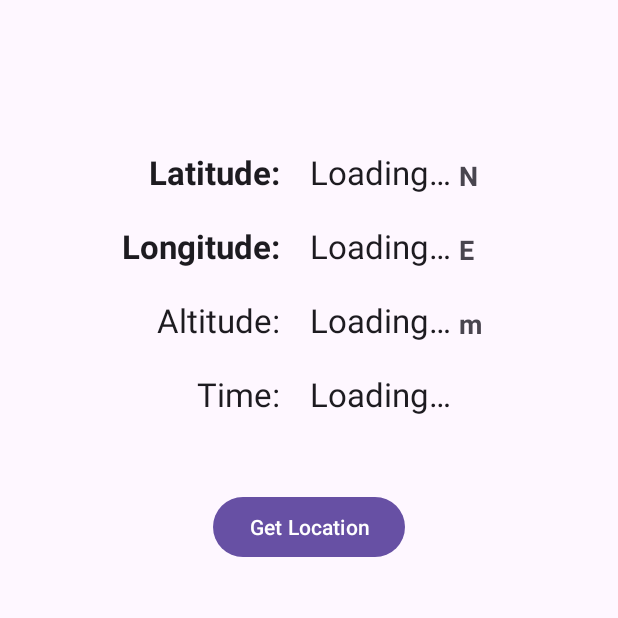
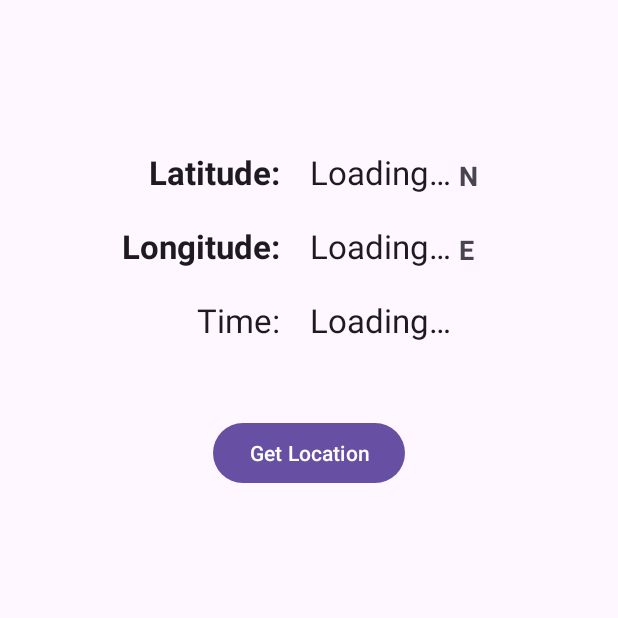
Before and after one commit to RITApragya/GPSTrackingUsingUNO, an Android app: the screen it shows after launch (MainActivity), after a tap on "Get Location", on a phone screen of 412 x 824 dp, the top half of it. Run offline under Robolectric (Android 15) with nearby library versions, the phone set to English and light mode, and no system bars; 2 statements that could not run were skipped.

Commit message:
initial commit here goes nothing

```diff
--- a/app/src/main/java/com/example/locationapp/model/CurrentLocationResponse.kt
+++ b/app/src/main/java/com/example/locationapp/model/CurrentLocationResponse.kt
@@ -7,15 +7,12 @@ data class CurrentLocationResponse(
 	@field:SerializedName("created_at")
 	val createdAt: String? = null,
 
-	@field:SerializedName("Latitude")
+	@field:SerializedName("latitude")
 	val latitude: String? = null,
 
 	@field:SerializedName("entry_id")
 	val entryId: Int? = null,
 
-	@field:SerializedName("Longitude")
-	val longitude: String? = null,
-
-	@field:SerializedName("Altitude")
-	val altitude: String? = null
+	@field:SerializedName("longitude")
+	val longitude: String? = null
 )
--- a/app/src/main/java/com/example/locationapp/networking/ApiConfig.kt
+++ b/app/src/main/java/com/example/locationapp/networking/ApiConfig.kt
@@ -21,7 +21,7 @@ class ApiConfig {
 
             // Retrofit
             val retrofit = Retrofit.Builder()
-                .baseUrl("https://api.thingspeak.com/channels/2521665/")
+                .baseUrl("https://api.thingspeak.com/channels/2536553/")
                 .addConverterFactory(GsonConverterFactory.create())
                 .client(client)
                 .build()
@@ -29,6 +29,6 @@ class ApiConfig {
             return retrofit.create(ApiService::class.java)
         }
 
-        const val API_KEY = "3FGVQBJJS9EVU2PQ"
+        const val API_KEY = "M6WM5NWRF4VU0SFM"
     }
 }
--- a/app/src/main/java/com/example/locationapp/view/MainActivity.kt
+++ b/app/src/main/java/com/example/locationapp/view/MainActivity.kt
@@ -19,7 +19,7 @@ class MainActivity : AppCompatActivity() {
 
     private lateinit var tvlat: TextView
     private lateinit var tvlong: TextView
-    private lateinit var tvele: TextView
+//    private lateinit var tvele: TextView
     private lateinit var tvtime: TextView
     private lateinit var butreq: Button
 //    val url = "https://api.thingspeak.com/channels/2521665/feeds/last.json"
@@ -40,7 +40,7 @@ class MainActivity : AppCompatActivity() {
 //        btnSend = findViewById(R.id.btn_send_request)
         tvlat = findViewById(R.id.latitudeVal)
         tvlong = findViewById(R.id.longitudeVal)
-        tvele = findViewById(R.id.altVal)
+//        tvele = findViewById(R.id.altVal)
         tvtime = findViewById(R.id.timeVal)
         butreq = findViewById(R.id.buttonreq)
 
@@ -58,7 +58,7 @@ class MainActivity : AppCompatActivity() {
             if (isLoading) {
                 tvlat.text = resources.getString(R.string.loading)
                 tvlong.text = resources.getString(R.string.loading)
-                tvele.text = resources.getString(R.string.loading)
+//                tvele.text = resources.getString(R.string.loading)
                 tvtime.text = resources.getString(R.string.loading)
             }
         }
@@ -70,7 +70,7 @@ class MainActivity : AppCompatActivity() {
                 tvlat.text = mainViewModel.errorMessage
                 tvlong.text = mainViewModel.errorMessage
                 tvtime.text = mainViewModel.errorMessage
-                tvele.text = mainViewModel.errorMessage
+//                tvele.text = mainViewModel.errorMessage
             }
         }
 
@@ -87,7 +87,7 @@ class MainActivity : AppCompatActivity() {
     private fun setResultText(locationData: CurrentLocationResponse) {
         val latText = StringBuilder("\n")
         val longText = StringBuilder("\n")
-        val eleText = StringBuilder("\n")
+//        val eleText = StringBuilder("\n")
         val timeText = StringBuilder("\n")
 
         //get time
@@ -99,14 +99,14 @@ class MainActivity : AppCompatActivity() {
         locationData.let {
             latText.append("${it.latitude}\n")
             longText.append("${it.longitude}\n")
-            eleText.append("${it.altitude}\n")
+//            eleText.append("${it.altitude}\n")
             timeText.append("${hour}:${minute}:${second} IST\n")
 //            resultText.append("Local Time: ${location?.localtime}\n")
         }
 
         tvlat.text = latText
         tvlong.text = longText
-        tvele.text = eleText
+//        tvele.text = eleText
         tvtime.text = timeText
     }
 
--- a/app/src/main/res/layout/activity_main.xml
+++ b/app/src/main/res/layout/activity_main.xml
@@ -32,16 +32,6 @@
         app:layout_constraintTop_toBottomOf="@+id/LatitudeN" />
 
     <TextView
-        android:id="@+id/AltitudeM"
-        android:layout_width="wrap_content"
-        android:layout_height="wrap_content"
-        android:layout_marginTop="20dp"
-        android:text="Altitude:"
-        android:textAppearance="@style/TextAppearance.AppCompat.Large"
-        app:layout_constraintEnd_toEndOf="@+id/LatitudeN"
-        app:layout_constraintTop_toBottomOf="@+id/LongitudeE" />
-
-    <TextView
         android:id="@+id/TimeHMS"
         android:layout_width="wrap_content"
         android:layout_height="wrap_content"
@@ -49,7 +39,7 @@
         android:text="Time:"
         android:textAppearance="@style/TextAppearance.AppCompat.Large"
         app:layout_constraintEnd_toEndOf="@+id/LatitudeN"
-        app:layout_constraintTop_toBottomOf="@+id/AltitudeM" />
+        app:layout_constraintTop_toBottomOf="@+id/LongitudeE" />
 
     <TextView
         android:id="@+id/latitudeVal"
@@ -70,16 +60,6 @@
         android:textAppearance="@style/TextAppearance.AppCompat.Large"
         app:layout_constraintStart_toEndOf="@+id/LongitudeE"
         app:layout_constraintTop_toTopOf="@+id/LongitudeE" />
-
-    <TextView
-        android:id="@+id/altVal"
-        android:layout_width="wrap_content"
-        android:layout_height="wrap_content"
-        android:layout_marginStart="20dp"
-        android:text="TextView"
-        android:textAppearance="@style/TextAppearance.AppCompat.Large"
-        app:layout_constraintStart_toEndOf="@+id/AltitudeM"
-        app:layout_constraintTop_toTopOf="@+id/AltitudeM" />
 
     <TextView
         android:id="@+id/timeVal"
@@ -113,17 +93,6 @@
         app:layout_constraintBottom_toBottomOf="@+id/longitudeVal"
         app:layout_constraintStart_toEndOf="@+id/longitudeVal" />
 
-    <TextView
-        android:id="@+id/textView12"
-        android:layout_width="wrap_content"
-        android:layout_height="wrap_content"
-        android:layout_marginStart="5dp"
-        android:text="m"
-        android:textAppearance="@style/TextAppearance.AppCompat.Medium"
-        android:textStyle="bold"
-        app:layout_constraintBottom_toBottomOf="@+id/altVal"
-        app:layout_constraintStart_toEndOf="@+id/altVal" />
-
     <Button
         android:id="@+id/buttonreq"
         android:layout_width="wrap_content"
```
